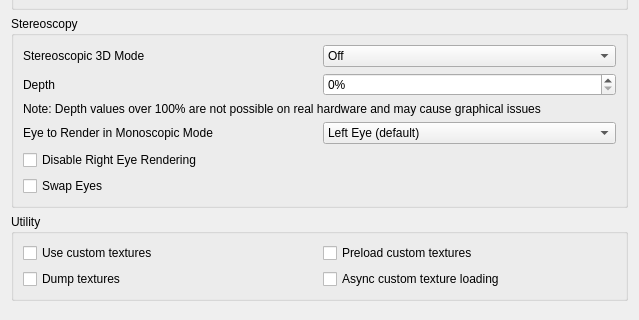
The window that src/citra_qt/configuration/configure_enhancements.ui (simplysanatori/AzaharFrame) describes before a commit, drawn with Qt 5; both pictures show x 0 to 639 and y 172 to 492 of the 639 by 950 pixel window.
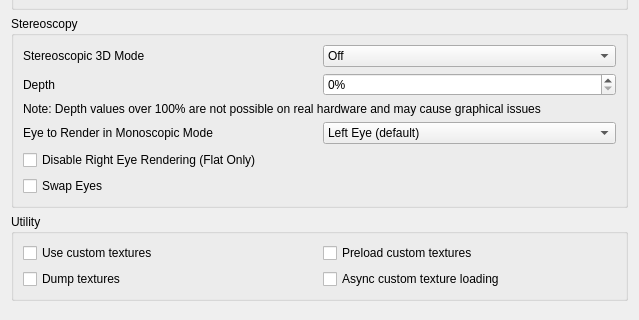
The same window after the commit.

Commit message: VR: both eyes always render; a game's Properties no longer leaks Disable Right Eye Rendering

Patch:
```diff
--- a/src/citra_qt/configuration/configure_enhancements.ui
+++ b/src/citra_qt/configuration/configure_enhancements.ui
@@ -367,7 +367,7 @@
       <item>
        <widget class="QCheckBox" name="disable_right_eye_render">
         <property name="text">
-         <string>Disable Right Eye Rendering</string>
+         <string>Disable Right Eye Rendering (Flat Only)</string>
         </property>
         <property name="toolTip">
          <string>&lt;html&gt;&lt;head/&gt;&lt;body&gt;&lt;p&gt;Disable Right Eye Rendering&lt;/p&gt;&lt;p&gt;Disables rendering the right eye image. Greatly improves performance in some applications, but can cause flickering in others.&lt;/p&gt;&lt;/body&gt;&lt;/html&gt;</string>
```
Left out of the diff: 2 changed lines with no effect on the pictures. The commit also changes 5 other files.
